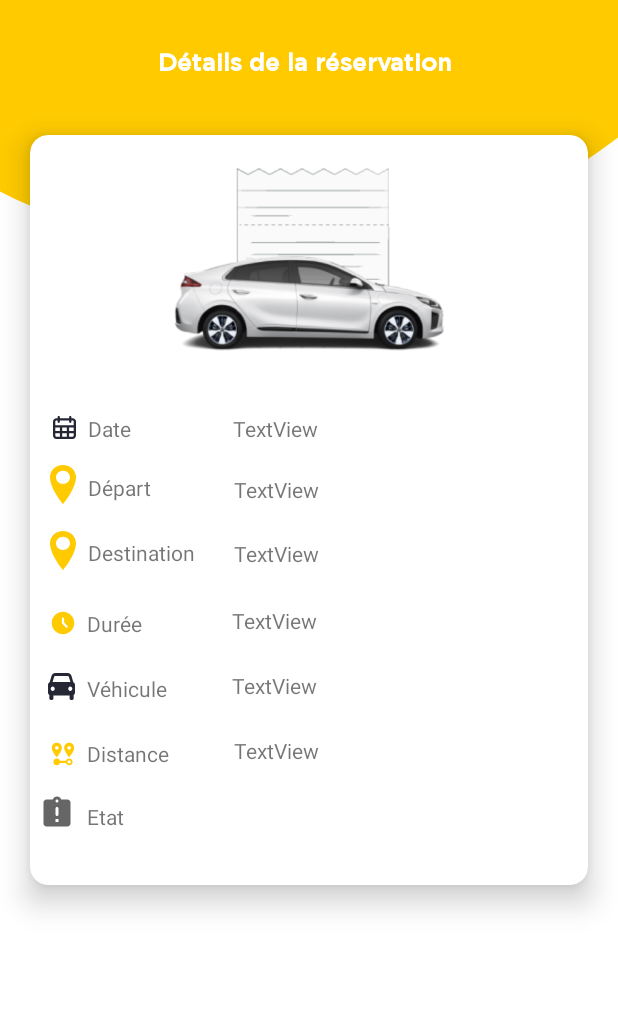
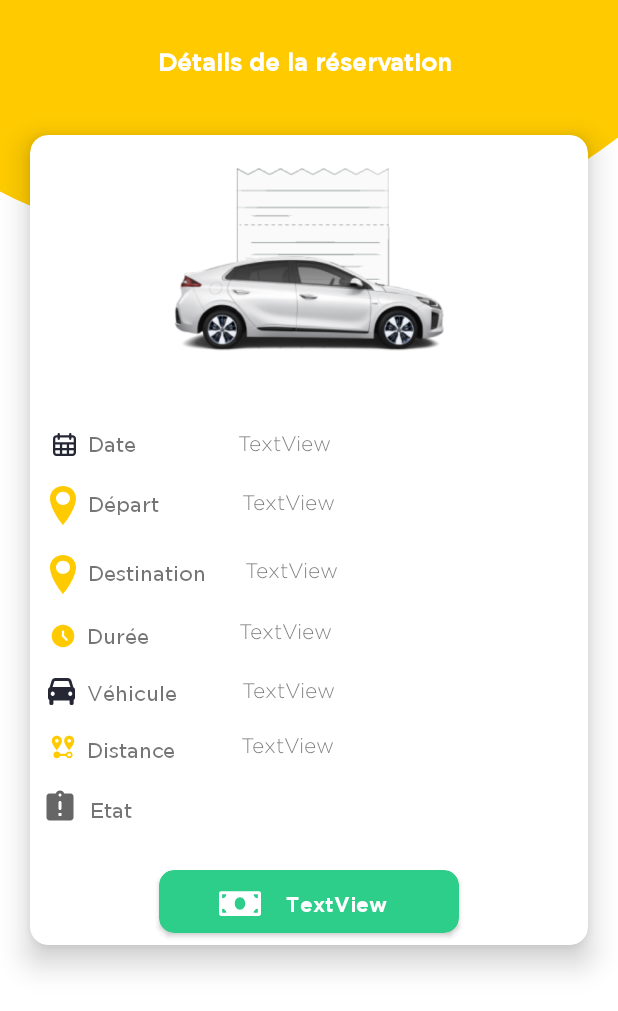
Before and after one commit to Lamis1847/autolibDZ-rental, an Android app: the layout fragment_detail_reservation.xml on its own in the app's theme, with its tools: preview values and no code run, on a phone screen of 412 x 824 dp. Shown: the top 1011 px of the screen. Run offline under Robolectric (Android 15) with nearby library versions, the phone set to English and light mode, and no system bars.

Commit message:
Terminer la fonctionnalité de reservation: design + régler les bugs

```diff
--- a/app/src/main/java/com/sil1/autolibdz_rental/data/model/Reservation.kt
+++ b/app/src/main/java/com/sil1/autolibdz_rental/data/model/Reservation.kt
@@ -20,6 +20,7 @@ data class Reservation(
     val secureUrl:String?,
     val dateReservation:Date?,
     val dure:Int,
-    val distance:Int?
+    val distance:Int?,
+    val prix:Float?
     ) {
 }
--- a/app/src/main/java/com/sil1/autolibdz_rental/ui/view/fragment/reservations/DetailReservationFragment.kt
+++ b/app/src/main/java/com/sil1/autolibdz_rental/ui/view/fragment/reservations/DetailReservationFragment.kt
@@ -1,5 +1,6 @@
 package com.sil1.autolibdz_rental.ui.view.fragment.reservations
 
+import android.opengl.Visibility
 import android.os.Bundle
 import androidx.fragment.app.Fragment
 import android.view.LayoutInflater
@@ -56,6 +57,12 @@ class DetailReservationFragment : Fragment() {
             "Terminée"-> etatR.setBackgroundResource(R.color.terminée)
             "Annulée" -> etatR.setBackgroundResource(R.color.annulée)
         }
+        if(!etatR.text.toString().equals("Terminée",true))
+        {
+            prixDetail.visibility=View.GONE
+        }
+        else
+            priceDetail.text=reservation?.get(0)?.prix.toString() + " DA"
         Glide.with(requireActivity()).load(reservation?.get(0)?.secureUrl)
             .into(vehiculeD)
         activity?.onBackPressedDispatcher?.addCallback(requireActivity(), object : OnBackPressedCallback(true) {
--- a/app/src/main/java/com/sil1/autolibdz_rental/ui/view/fragment/reservations/ReservationsFragment.kt
+++ b/app/src/main/java/com/sil1/autolibdz_rental/ui/view/fragment/reservations/ReservationsFragment.kt
@@ -68,6 +68,7 @@ private lateinit var adapter: ReservationAdapter
 
     else
         {
+
             tout.isSelected = true;
             if(progressBar != null) {
                 progressBar.visibility = View.VISIBLE
@@ -130,7 +131,6 @@ private lateinit var adapter: ReservationAdapter
         recycleview.layoutManager = LinearLayoutManager(requireActivity())
         recycleview.adapter = adapter
 
-
     }
     }}
 
--- a/app/src/main/res/layout/fragment_detail_reservation.xml
+++ b/app/src/main/res/layout/fragment_detail_reservation.xml
@@ -8,7 +8,7 @@
 
     <androidx.cardview.widget.CardView
         android:layout_width="0dp"
-        android:layout_height="500dp"
+        android:layout_height="540dp"
         android:layout_marginStart="20dp"
         android:layout_marginTop="90dp"
         android:layout_marginEnd="20dp"
@@ -38,7 +38,8 @@
                 android:layout_width="wrap_content"
                 android:layout_height="wrap_content"
                 android:layout_marginStart="8dp"
-                android:layout_marginTop="28dp"
+                android:layout_marginTop="40dp"
+                android:fontFamily="@font/gothambook"
                 android:text="Date"
                 app:layout_constraintStart_toEndOf="@+id/imageView9"
                 app:layout_constraintTop_toBottomOf="@+id/vehiculeD" />
@@ -49,9 +50,8 @@
                 android:layout_height="wrap_content"
                 android:layout_marginStart="8dp"
                 android:layout_marginTop="24dp"
-                android:layout_marginBottom="38dp"
                 android:text="Etat"
-                app:layout_constraintBottom_toBottomOf="parent"
+                android:fontFamily="@font/gothambook"
                 app:layout_constraintStart_toEndOf="@+id/imageView16"
                 app:layout_constraintTop_toBottomOf="@+id/textView9" />
 
@@ -60,7 +60,8 @@
                 android:layout_width="wrap_content"
                 android:layout_height="wrap_content"
                 android:layout_marginStart="8dp"
-                android:layout_marginTop="24dp"
+                android:layout_marginTop="22dp"
+                android:fontFamily="@font/gothambook"
                 android:text="Distance"
                 app:layout_constraintStart_toEndOf="@+id/imageView13"
                 app:layout_constraintTop_toBottomOf="@+id/textView8" />
@@ -70,7 +71,8 @@
                 android:layout_width="wrap_content"
                 android:layout_height="wrap_content"
                 android:layout_marginStart="8dp"
-                android:layout_marginTop="24dp"
+                android:layout_marginTop="22dp"
+                android:fontFamily="@font/gothambook"
                 android:text="Véhicule"
                 app:layout_constraintStart_toEndOf="@+id/imageView12"
                 app:layout_constraintTop_toBottomOf="@+id/textView7" />
@@ -80,7 +82,8 @@
                 android:layout_width="wrap_content"
                 android:layout_height="wrap_content"
                 android:layout_marginStart="8dp"
-                android:layout_marginTop="28dp"
+                android:layout_marginTop="26dp"
+                android:fontFamily="@font/gothambook"
                 android:text="Durée"
                 app:layout_constraintStart_toEndOf="@+id/imageView11"
                 app:layout_constraintTop_toBottomOf="@+id/textView6" />
@@ -90,7 +93,8 @@
                 android:layout_width="wrap_content"
                 android:layout_height="wrap_content"
                 android:layout_marginStart="8dp"
-                android:layout_marginTop="24dp"
+                android:layout_marginTop="30dp"
+                android:fontFamily="@font/gothambook"
                 android:text="Destination"
                 app:layout_constraintStart_toEndOf="@+id/imageView17"
                 app:layout_constraintTop_toBottomOf="@+id/textView5" />
@@ -100,7 +104,8 @@
                 android:layout_width="wrap_content"
                 android:layout_height="wrap_content"
                 android:layout_marginStart="8dp"
-                android:layout_marginTop="20dp"
+                android:layout_marginTop="24dp"
+                android:fontFamily="@font/gothambook"
                 android:text="Départ"
                 app:layout_constraintStart_toEndOf="@+id/imageView10"
                 app:layout_constraintTop_toBottomOf="@+id/textView4" />
@@ -110,7 +115,7 @@
                 android:layout_width="wrap_content"
                 android:layout_height="wrap_content"
                 android:layout_marginStart="15dp"
-                android:layout_marginBottom="17dp"
+                android:layout_marginBottom="20dp"
                 android:src="@drawable/ic_date"
                 app:layout_constraintBottom_toTopOf="@+id/imageView10"
                 app:layout_constraintStart_toStartOf="parent" />
@@ -121,7 +126,7 @@
                 android:layout_height="wrap_content"
                 android:layout_marginStart="13dp"
                 android:layout_marginEnd="8dp"
-                android:layout_marginBottom="18dp"
+                android:layout_marginBottom="20dp"
                 android:src="@drawable/ic_localisation"
                 app:layout_constraintBottom_toTopOf="@+id/imageView17"
                 app:layout_constraintEnd_toStartOf="@+id/textView5"
@@ -133,7 +138,7 @@
                 android:layout_height="wrap_content"
                 android:layout_marginStart="13dp"
                 android:layout_marginEnd="8dp"
-                android:layout_marginBottom="27dp"
+                android:layout_marginBottom="20dp"
                 android:src="@drawable/ic_localisation"
                 app:layout_constraintBottom_toTopOf="@+id/imageView11"
                 app:layout_constraintEnd_toStartOf="@+id/textView5"
@@ -145,7 +150,7 @@
                 android:layout_height="wrap_content"
                 android:layout_marginStart="14dp"
                 android:layout_marginEnd="8dp"
-                android:layout_marginBottom="25dp"
+                android:layout_marginBottom="20dp"
                 android:src="@drawable/ic_duree"
                 app:layout_constraintBottom_toTopOf="@+id/imageView12"
                 app:layout_constraintEnd_toStartOf="@+id/textView7"
@@ -157,7 +162,7 @@
                 android:layout_height="wrap_content"
                 android:layout_marginStart="12dp"
                 android:layout_marginEnd="8dp"
-                android:layout_marginBottom="28dp"
+                android:layout_marginBottom="20dp"
                 android:src="@drawable/ic_vehicule"
                 app:layout_constraintBottom_toTopOf="@+id/imageView13"
                 app:layout_constraintEnd_toStartOf="@+id/textView8"
@@ -169,7 +174,7 @@
                 android:layout_height="wrap_content"
                 android:layout_marginStart="14dp"
                 android:layout_marginEnd="8dp"
-                android:layout_marginBottom="19dp"
+                android:layout_marginBottom="20dp"
                 android:src="@drawable/ic_distance"
                 app:layout_constraintBottom_toTopOf="@+id/imageView16"
                 app:layout_constraintEnd_toStartOf="@+id/textView9"
@@ -179,9 +184,9 @@
                 android:id="@+id/imageView16"
                 android:layout_width="wrap_content"
                 android:layout_height="wrap_content"
-                android:layout_marginStart="6dp"
+                android:layout_marginStart="8dp"
                 android:layout_marginEnd="8dp"
-                android:layout_marginBottom="36dp"
+                android:layout_marginBottom="80dp"
                 android:src="@drawable/ic_round_assignment_late_24"
                 app:layout_constraintBottom_toBottomOf="parent"
                 app:layout_constraintEnd_toStartOf="@+id/textView10"
@@ -192,7 +197,8 @@
                 android:layout_width="wrap_content"
                 android:layout_height="wrap_content"
                 android:layout_marginStart="68dp"
-                android:layout_marginTop="28dp"
+                android:layout_marginTop="40dp"
+                android:fontFamily="@font/gothamlight"
                 android:text="TextView"
                 app:layout_constraintStart_toEndOf="@+id/textView4"
                 app:layout_constraintTop_toBottomOf="@+id/vehiculeD" />
@@ -202,7 +208,8 @@
                 android:layout_width="wrap_content"
                 android:layout_height="wrap_content"
                 android:layout_marginStart="55dp"
-                android:layout_marginTop="21dp"
+                android:layout_marginTop="24dp"
+                android:fontFamily="@font/gothamlight"
                 android:text="TextView"
                 app:layout_constraintStart_toEndOf="@+id/textView5"
                 app:layout_constraintTop_toBottomOf="@+id/dateR" />
@@ -212,11 +219,11 @@
                 android:layout_width="70dp"
                 android:layout_height="30dp"
                 android:layout_marginStart="72dp"
-                android:layout_marginTop="24dp"
+                android:layout_marginTop="17dp"
                 android:gravity="center"
                 android:text="TextView"
+                android:textColor="#FFFFFF"
                 android:textStyle="bold"
-                android:textColor="#FFFFFF"
                 app:layout_constraintStart_toEndOf="@+id/textView10"
                 app:layout_constraintTop_toBottomOf="@+id/distanceR" />
 
@@ -227,6 +234,7 @@
                 android:layout_marginStart="43dp"
                 android:layout_marginTop="24dp"
                 android:text="TextView"
+                android:fontFamily="@font/gothamlight"
                 app:layout_constraintStart_toEndOf="@+id/textView8"
                 app:layout_constraintTop_toBottomOf="@+id/dureeR" />
 
@@ -235,7 +243,8 @@
                 android:layout_width="wrap_content"
                 android:layout_height="wrap_content"
                 android:layout_marginStart="43dp"
-                android:layout_marginTop="24dp"
+                android:layout_marginTop="21dp"
+                android:fontFamily="@font/gothamlight"
                 android:text="TextView"
                 app:layout_constraintStart_toEndOf="@+id/textView9"
                 app:layout_constraintTop_toBottomOf="@+id/vehiculeR" />
@@ -245,7 +254,8 @@
                 android:layout_width="wrap_content"
                 android:layout_height="wrap_content"
                 android:layout_marginStart="26dp"
-                android:layout_marginTop="23dp"
+                android:layout_marginTop="30dp"
+                android:fontFamily="@font/gothamlight"
                 android:text="TextView"
                 app:layout_constraintStart_toEndOf="@+id/textView6"
                 app:layout_constraintTop_toBottomOf="@+id/departR" />
@@ -256,9 +266,55 @@
                 android:layout_height="wrap_content"
                 android:layout_marginStart="60dp"
                 android:layout_marginTop="25dp"
+                android:fontFamily="@font/gothamlight"
                 android:text="TextView"
                 app:layout_constraintStart_toEndOf="@+id/textView7"
                 app:layout_constraintTop_toBottomOf="@+id/destinationR" />
+
+            <androidx.cardview.widget.CardView
+                android:id="@+id/prixDetail"
+                android:layout_width="200dp"
+                android:layout_height="42dp"
+                android:layout_marginBottom="8dp"
+                app:cardBackgroundColor="@color/validate_color"
+                app:cardCornerRadius="10dp"
+                app:layout_constraintBottom_toBottomOf="parent"
+                app:layout_constraintEnd_toEndOf="parent"
+                app:layout_constraintStart_toStartOf="parent">
+
+                <androidx.constraintlayout.widget.ConstraintLayout
+                    android:layout_width="match_parent"
+                    android:layout_height="match_parent">
+
+                    <ImageView
+                        android:id="@+id/imageView5"
+                        android:layout_width="wrap_content"
+                        android:layout_height="wrap_content"
+                        android:layout_marginStart="33dp"
+                        android:src="@drawable/ic_vector"
+                        app:layout_constraintBottom_toBottomOf="parent"
+                        app:layout_constraintEnd_toStartOf="@+id/priceDetail"
+                        app:layout_constraintStart_toStartOf="parent"
+                        app:layout_constraintTop_toTopOf="parent"
+                        app:layout_constraintVertical_bias="0.55" />
+
+                    <TextView
+                        android:id="@+id/priceDetail"
+                        android:layout_width="wrap_content"
+                        android:layout_height="wrap_content"
+                        android:fontFamily="@font/gothambold"
+                        android:paddingLeft="10dp"
+                        android:paddingTop="10dp"
+                        android:text="TextView"
+                        android:textColor="@color/white"
+                        app:layout_constraintBottom_toBottomOf="parent"
+                        app:layout_constraintEnd_toEndOf="parent"
+                        app:layout_constraintHorizontal_bias="0.61"
+                        app:layout_constraintStart_toStartOf="parent"
+                        app:layout_constraintTop_toTopOf="parent"
+                        app:layout_constraintVertical_bias="0.31" />
+                </androidx.constraintlayout.widget.ConstraintLayout>
+            </androidx.cardview.widget.CardView>
 
         </androidx.constraintlayout.widget.ConstraintLayout>
     </androidx.cardview.widget.CardView>
--- a/app/src/main/res/layout/fragment_reservations.xml
+++ b/app/src/main/res/layout/fragment_reservations.xml
@@ -11,7 +11,7 @@
         android:layout_width="wrap_content"
         android:layout_height="wrap_content"
         android:orientation="horizontal"
-        app:layout_constraintGuide_begin="119dp" />
+        app:layout_constraintGuide_begin="150dp" />
 
     <TextView
         android:id="@+id/textView3"
```
